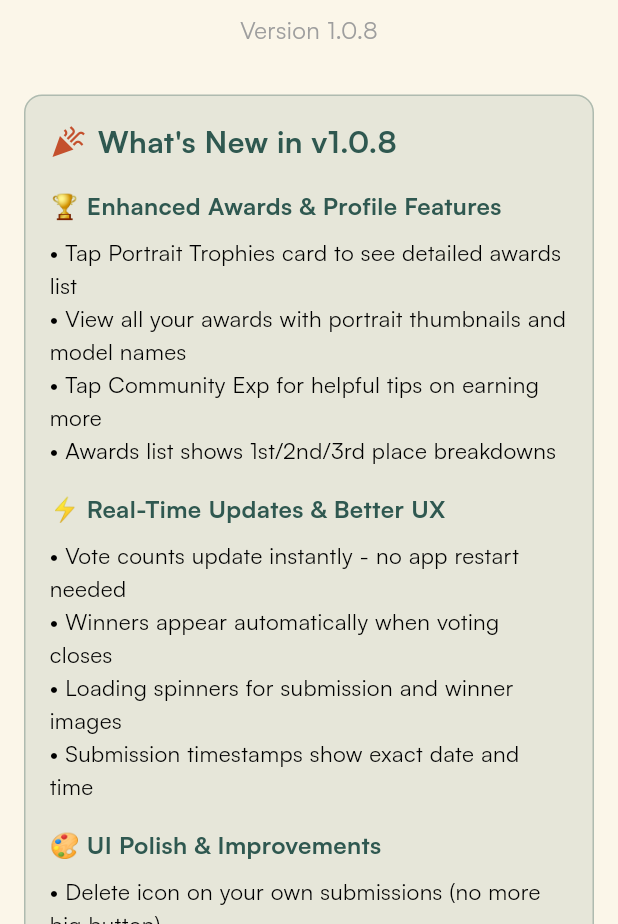
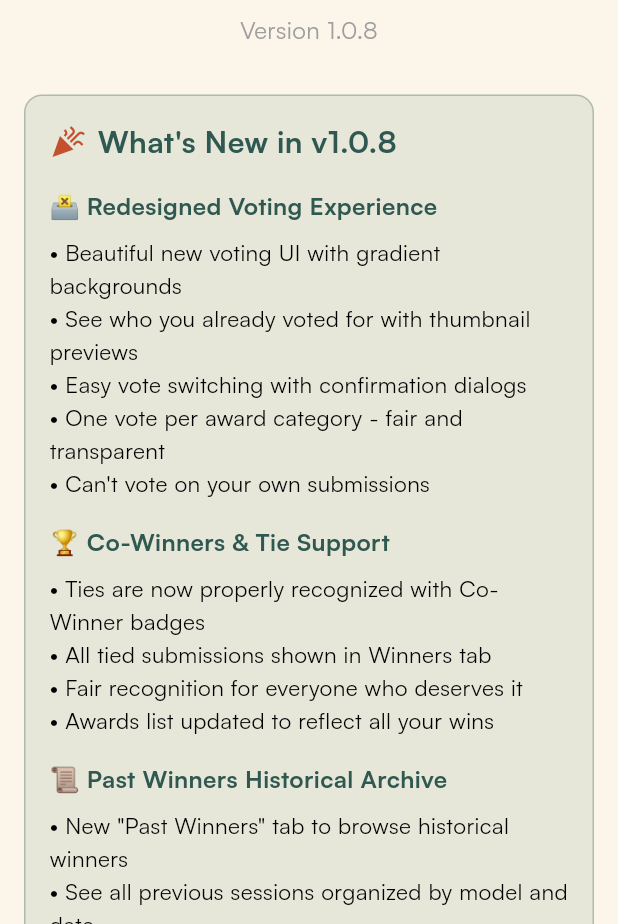
Before and after one commit to starogre/hundredheadssociety, a Flutter app: the AboutScreen screen opened directly, on a phone screen of 412 x 824 dp, the part 312-1236 px from its top. Run offline on Flutter 3.47's test engine with Material 3 defaults, Android fonts, the phone set to English and light mode, and no system bars; our stand-ins replace cached_network_image, cloud_firestore, cloud_functions, firebase_auth, firebase_core, firebase_crashlytics and 10 more; missing offline and left inert: app_settings, photo_manager, photo_manager_image_provider, wechat_assets_picker; accounts and stored records are empty.

Commit message:
Version 1.0.8+10: Awards & Voting Enhancements
Updated version to 1.0.8+10 and About screen with comprehensive changelog.

NEW FEATURES:
- Redesigned voting UI with beautiful gradients and visual feedback
- Vote switching with confirmation dialogs
- Show current votes with thumbnail previews
- Co-winner support with badges for ties
- Past Winners historical archive tab
- Winner announcement push notifications (Friday noon)

IMPROVEMENTS:
- One vote per award category enforcement
- Can't vote on your own submissions
- Duplicate submission prevention
- Fair tie handling (all co-winners shown)
- Historical winners organized by model/date

FILES CHANGED:
- pubspec.yaml (version 1.0.8+10)
- lib/screens/about_screen.dart (updated What's New section)

```diff
--- a/lib/screens/about_screen.dart
+++ b/lib/screens/about_screen.dart
@@ -87,7 +87,7 @@ class AboutScreen extends StatelessWidget {
                   ),
                   const SizedBox(height: 16),
                   const Text(
-                    '🏆 Enhanced Awards & Profile Features',
+                    '🗳️ Redesigned Voting Experience',
                     style: TextStyle(
                       fontSize: 16,
                       fontWeight: FontWeight.bold,
@@ -96,15 +96,16 @@ class AboutScreen extends StatelessWidget {
                   ),
                   const SizedBox(height: 8),
                   const Text(
-                    '• Tap Portrait Trophies card to see detailed awards list\n'
-                    '• View all your awards with portrait thumbnails and model names\n'
-                    '• Tap Community Exp for helpful tips on earning more\n'
-                    '• Awards list shows 1st/2nd/3rd place breakdowns',
+                    '• Beautiful new voting UI with gradient backgrounds\n'
+                    '• See who you already voted for with thumbnail previews\n'
+                    '• Easy vote switching with confirmation dialogs\n'
+                    '• One vote per award category - fair and transparent\n'
+                    '• Can\'t vote on your own submissions',
                     style: TextStyle(fontSize: 15, height: 1.5),
                   ),
                   const SizedBox(height: 16),
                   const Text(
-                    '⚡ Real-Time Updates & Better UX',
+                    '🏆 Co-Winners & Tie Support',
                     style: TextStyle(
                       fontSize: 16,
                       fontWeight: FontWeight.bold,
@@ -113,15 +114,15 @@ class AboutScreen extends StatelessWidget {
                   ),
                   const SizedBox(height: 8),
                   const Text(
-                    '• Vote counts update instantly - no app restart needed\n'
-                    '• Winners appear automatically when voting closes\n'
-                    '• Loading spinners for submission and winner images\n'
-                    '• Submission timestamps show exact date and time',
+                    '• Ties are now properly recognized with Co-Winner badges\n'
+                    '• All tied submissions shown in Winners tab\n'
+                    '• Fair recognition for everyone who deserves it\n'
+                    '• Awards list updated to reflect all your wins',
                     style: TextStyle(fontSize: 15, height: 1.5),
                   ),
                   const SizedBox(height: 16),
                   const Text(
-                    '🎨 UI Polish & Improvements',
+                    '📜 Past Winners Historical Archive',
                     style: TextStyle(
                       fontSize: 16,
                       fontWeight: FontWeight.bold,
@@ -130,10 +131,27 @@ class AboutScreen extends StatelessWidget {
                   ),
                   const SizedBox(height: 8),
                   const Text(
-                    '• Delete icon on your own submissions (no more big button)\n'
-                    '• Wider submit button for easier tapping\n'
-                    '• Subtle tab dividers matching app design\n'
-                    '• Cleaner portrait upload interface',
+                    '• New "Past Winners" tab to browse historical winners\n'
+                    '• See all previous sessions organized by model and date\n'
+                    '• Tap any session to view full winners breakdown\n'
+                    '• Celebrate past achievements and community history',
+                    style: TextStyle(fontSize: 15, height: 1.5),
+                  ),
+                  const SizedBox(height: 16),
+                  const Text(
+                    '🔔 Winner Announcement Notifications',
+                    style: TextStyle(
+                      fontSize: 16,
+                      fontWeight: FontWeight.bold,
+                      color: AppColors.forestGreen,
+                    ),
+                  ),
+                  const SizedBox(height: 8),
+                  const Text(
+                    '• Get notified Friday at noon when winners are announced\n'
+                    '• Winners receive personalized "You Won!" notifications\n'
+                    '• Co-winners get special tie recognition\n'
+                    '• Everyone gets a general announcement to check winners',
                     style: TextStyle(fontSize: 15, height: 1.5),
                   ),
                 ],
--- a/pubspec.yaml
+++ b/pubspec.yaml
@@ -16,7 +16,7 @@ publish_to: 'none' # Remove this line if you wish to publish to pub.dev
 # https://developer.apple.com/library/archive/documentation/General/Reference/InfoPlistKeyReference/Articles/CoreFoundationKeys.html
 # In Windows, build-name is used as the major, minor, and patch parts
 # of the product and file versions while build-number is used as the build suffix.
-version: 1.0.8+9
+version: 1.0.8+10
 
 environment:
   sdk: ^3.8.1
```
